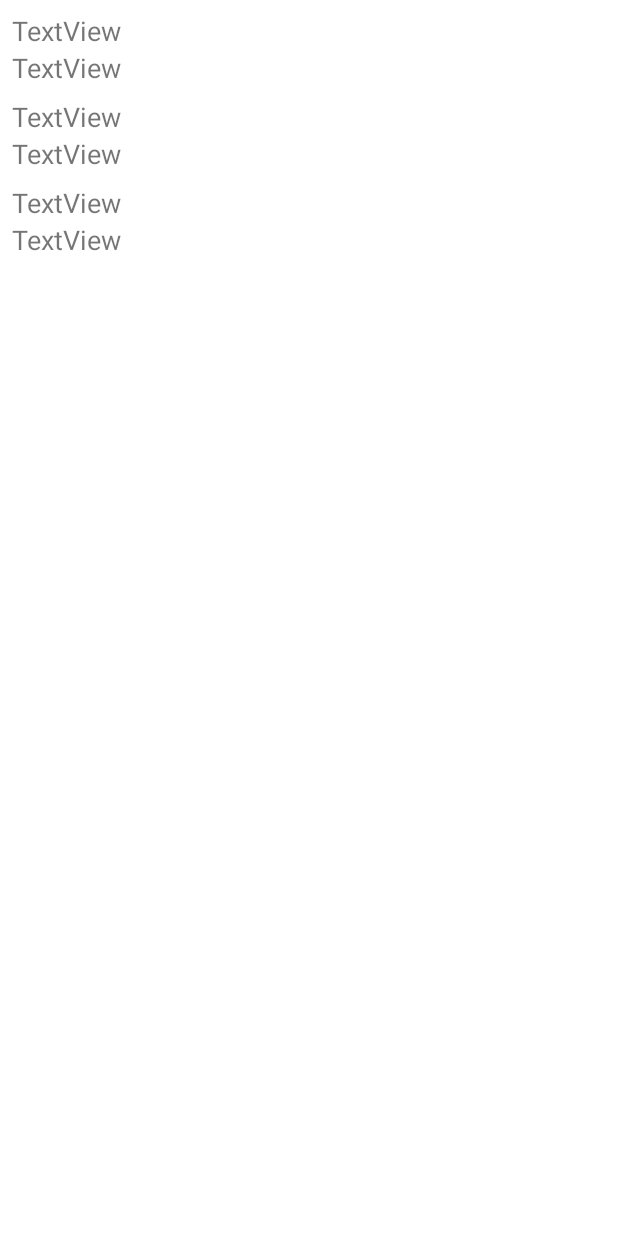
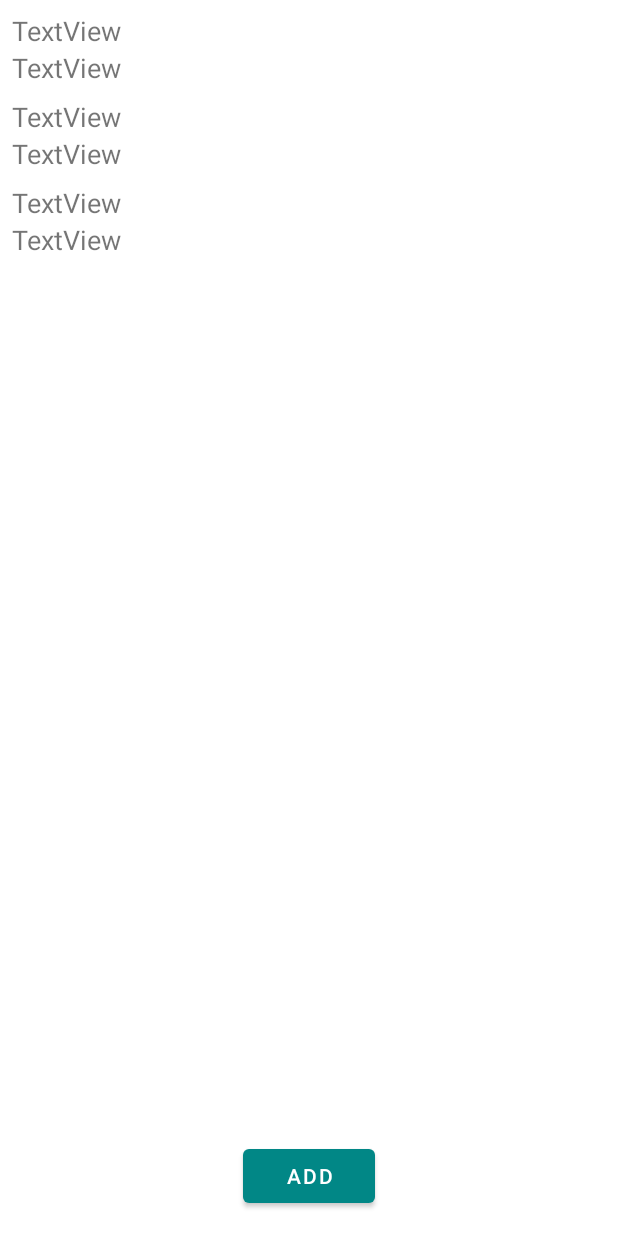
Before and after one commit to TuongThongHCMUTE/AndroidProgramming-NoteManagement, an Android app: the layout fragment_category.xml on its own in the app's theme, with its tools: preview values and no code run, on a phone screen of 412 x 824 dp. Run offline under Robolectric (Android 15) with nearby library versions, the phone set to English and light mode, and no system bars.

Commit message:
Category

```diff
--- a/NoteManagement/app/src/main/java/com/example/notemanagement/MainActivity.java
+++ b/NoteManagement/app/src/main/java/com/example/notemanagement/MainActivity.java
@@ -4,10 +4,12 @@ import android.os.Bundle;
 import android.view.View;
 import android.view.Menu;
 
+import com.example.notemanagement.ui.category.CategoryFragment;
 import com.google.android.material.floatingactionbutton.FloatingActionButton;
 import com.google.android.material.snackbar.Snackbar;
 import com.google.android.material.navigation.NavigationView;
 
+import androidx.fragment.app.FragmentTransaction;
 import androidx.navigation.NavController;
 import androidx.navigation.Navigation;
 import androidx.navigation.ui.AppBarConfiguration;
--- a/NoteManagement/app/src/main/java/com/example/notemanagement/adapter/CategoryAdapter.java
+++ b/NoteManagement/app/src/main/java/com/example/notemanagement/adapter/CategoryAdapter.java
@@ -21,6 +21,11 @@ public class CategoryAdapter extends RecyclerView.Adapter<CategoryAdapter.ViewHo
     public CategoryAdapter(Context context, List<Category> listCategory) {
         this.context = context;
         this.listCategory = listCategory;
+    }
+
+    public void setData(List<Category> list){
+        this.listCategory = list;
+        notifyDataSetChanged();
     }
 
     class  ViewHolder extends RecyclerView.ViewHolder{
--- a/NoteManagement/app/src/main/res/layout/fragment_category.xml
+++ b/NoteManagement/app/src/main/res/layout/fragment_category.xml
@@ -8,9 +8,24 @@
 
     <androidx.recyclerview.widget.RecyclerView
         android:id="@+id/rvCategory"
-        android:layout_width="match_parent"
-        android:layout_height="match_parent"
-        tools:layout_editor_absoluteX="126dp"
-        tools:layout_editor_absoluteY="298dp"
-        tools:listitem="@layout/item_category_view"/>
+        android:layout_width="0dp"
+        android:layout_height="0dp"
+        android:layout_marginBottom="16dp"
+        app:layout_constraintBottom_toTopOf="@+id/btAddCategory"
+        app:layout_constraintEnd_toEndOf="parent"
+        app:layout_constraintHorizontal_bias="1.0"
+        app:layout_constraintStart_toStartOf="parent"
+        app:layout_constraintTop_toTopOf="parent"
+        app:layout_constraintVertical_bias="1.0"
+        tools:listitem="@layout/item_category_view" />
+
+    <Button
+        android:id="@+id/btAddCategory"
+        android:layout_width="wrap_content"
+        android:layout_height="wrap_content"
+        android:layout_marginBottom="16dp"
+        android:text="ADD"
+        app:layout_constraintBottom_toBottomOf="parent"
+        app:layout_constraintEnd_toEndOf="parent"
+        app:layout_constraintStart_toStartOf="parent" />
 </androidx.constraintlayout.widget.ConstraintLayout>
```
Also changed, not shown: NoteManagement/app/src/main/java/com/example/notemanagement/dialog/CategoryDialog.java (added, +81 -0 lines), NoteManagement/app/src/main/java/com/example/notemanagement/ui/category/CategoryFragment.java (+39 -7 lines), NoteManagement/app/src/main/res/layout/category_dialog.xml (added, +54 -0 lines).
